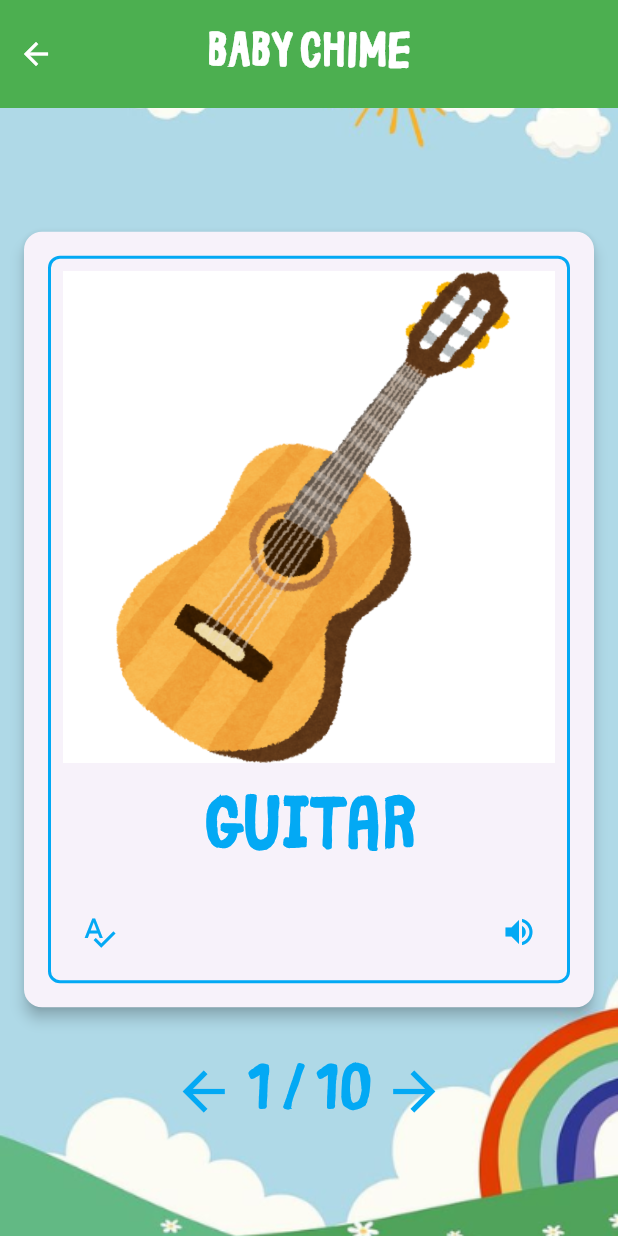
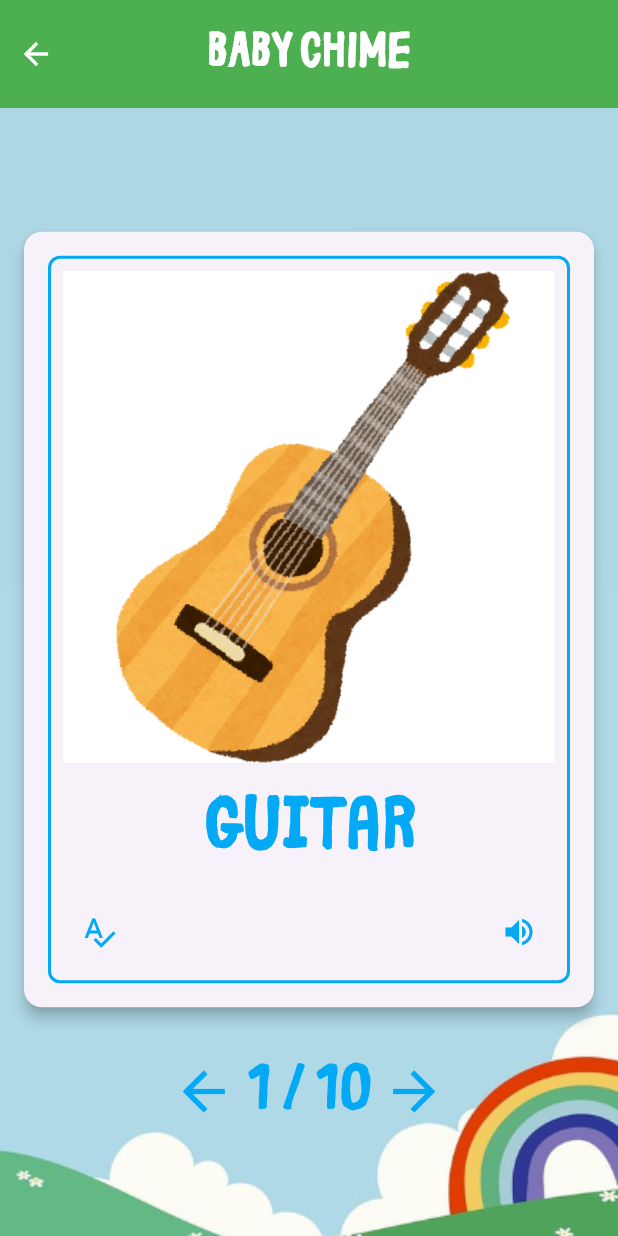
Before and after one commit to Lorlaaang/fap_group5, a Flutter app: the FlashcardsInstrumentsPage screen opened directly, on a phone screen of 412 x 824 dp. Run offline on Flutter 3.47's test engine with Material 3 defaults, Android fonts, the phone set to English and light mode, and no system bars; our stand-ins replace audioplayers.

Commit message:
flashcard bg and prompt update

```diff
--- a/lib/flashcards/flashcards_instruments.dart
+++ b/lib/flashcards/flashcards_instruments.dart
@@ -1,9 +1,14 @@
 import 'package:flutter/material.dart';
 import 'package:audioplayers/audioplayers.dart';
+import '../home_page.dart';
+import '../quiz/quiz_instruments.dart';
 
 class FlashcardsInstrumentsPage extends StatefulWidget {
+  const FlashcardsInstrumentsPage({super.key});
+
   @override
-  _FlashcardsInstrumentsPageState createState() => _FlashcardsInstrumentsPageState();
+  _FlashcardsInstrumentsPageState createState() =>
+      _FlashcardsInstrumentsPageState();
 }
 
 class _FlashcardsInstrumentsPageState extends State<FlashcardsInstrumentsPage> {
@@ -75,7 +80,10 @@ class _FlashcardsInstrumentsPageState extends State<FlashcardsInstrumentsPage> {
   @override
   void initState() {
     super.initState();
-    // Remove the previous method that doesn't exist
+    // Add post-frame callback to ensure context is available
+    WidgetsBinding.instance.addPostFrameCallback((_) {
+      _playSound(_instruments[_currentIndex]['sound']!);
+    });
   }
 
   void _playSound(String soundPath) async {
@@ -94,12 +102,11 @@ class _FlashcardsInstrumentsPageState extends State<FlashcardsInstrumentsPage> {
       _audioPlayer.onPlayerComplete.listen((event) {
         print('Audio playback completed');
       });
-
     } catch (e) {
       print('Error type: ${e.runtimeType}');
       print('Error details: $e');
       ScaffoldMessenger.of(context).showSnackBar(
-        SnackBar(
+        const SnackBar(
           content: Text('Unable to play audio'),
           duration: Duration(seconds: 2),
         ),
@@ -107,8 +114,50 @@ class _FlashcardsInstrumentsPageState extends State<FlashcardsInstrumentsPage> {
     }
   }
 
+  // Add this method to the _FlashcardsInstrumentsPageState class
+  void _showCompletionDialog() {
+    showDialog(
+      context: context,
+      barrierDismissible: false,
+      builder: (BuildContext context) {
+        return AlertDialog(
+          title: const Text('Congratulations!'),
+          content: const Text('Congratulations on learning all the instruments!'),
+          actions: [
+            TextButton(
+              child: const Text('Go to Home'),
+              onPressed: () {
+                Navigator.pushAndRemoveUntil(
+                  context,
+                  MaterialPageRoute(builder: (context) => HomePage()),
+                      (route) => false,
+                );
+              },
+            ),
+            TextButton(
+              child: const Text('Go to Quiz'),
+              onPressed: () {
+                Navigator.pushAndRemoveUntil(
+                  context,
+                  MaterialPageRoute(
+                      builder: (context) => const QuizInstrumentsPage()),
+                      (route) => false,
+                );
+              },
+            ),
+          ],
+        );
+      },
+    );
+  }
 
+// Update _nextCard() method
   void _nextCard() {
+    if (_currentIndex == _instruments.length - 1) {
+      _showCompletionDialog();
+      return;
+    }
+
     setState(() {
       _currentIndex = (_currentIndex + 1) % _instruments.length;
     });
@@ -118,7 +167,8 @@ class _FlashcardsInstrumentsPageState extends State<FlashcardsInstrumentsPage> {
 
   void _previousCard() {
     setState(() {
-      _currentIndex = (_currentIndex - 1 + _instruments.length) % _instruments.length;
+      _currentIndex =
+          (_currentIndex - 1 + _instruments.length) % _instruments.length;
     });
     // Optional: Automatically play sound when moving to previous card
     _playSound(_instruments[_currentIndex]['sound']!);
@@ -130,11 +180,11 @@ class _FlashcardsInstrumentsPageState extends State<FlashcardsInstrumentsPage> {
     super.dispose();
   }
 
-
   @override
   Widget build(BuildContext context) {
     final instrument = _instruments[_currentIndex];
-    final blueColor = Colors.lightBlue; // Adjust this color to match the desired blue
+    const blueColor =
+        Colors.lightBlue; // Adjust this color to match the desired blue
 
     return Scaffold(
       body: Stack(
@@ -143,9 +193,9 @@ class _FlashcardsInstrumentsPageState extends State<FlashcardsInstrumentsPage> {
           Container(
             width: double.infinity,
             height: double.infinity,
-            decoration: BoxDecoration(
+            decoration: const BoxDecoration(
               image: DecorationImage(
-                image: AssetImage('assets/images/background.png'),
+                image: AssetImage('assets/images/no_clouds_bg.png'),
                 fit: BoxFit.cover,
               ),
             ),
@@ -154,17 +204,17 @@ class _FlashcardsInstrumentsPageState extends State<FlashcardsInstrumentsPage> {
             children: [
               // Header with Back Button
               Container(
-                padding: EdgeInsets.symmetric(vertical: 12),
+                padding: const EdgeInsets.symmetric(vertical: 12),
                 color: Colors.green,
                 child: Row(
                   children: [
                     IconButton(
-                      icon: Icon(Icons.arrow_back, color: Colors.white),
+                      icon: const Icon(Icons.arrow_back, color: Colors.white),
                       onPressed: () {
                         Navigator.pop(context);
                       },
                     ),
-                    Expanded(
+                    const Expanded(
                       child: Center(
                         child: Text(
                           'BABY CHIME',
@@ -178,11 +228,11 @@ class _FlashcardsInstrumentsPageState extends State<FlashcardsInstrumentsPage> {
                       ),
                     ),
                     // Invisible icon button for symmetry
-                    SizedBox(width: 48),
+                    const SizedBox(width: 48),
                   ],
                 ),
               ),
-              SizedBox(height: 20),
+              const SizedBox(height: 20),
               Expanded(
                 child: Center(
                   child: Column(
@@ -198,18 +248,20 @@ class _FlashcardsInstrumentsPageState extends State<FlashcardsInstrumentsPage> {
                             children: [
                               Container(
                                 decoration: BoxDecoration(
-                                  border: Border.all(color: blueColor, width: 2),
+                                  border:
+                                  Border.all(color: blueColor, width: 2),
                                   borderRadius: BorderRadius.circular(8),
                                 ),
                                 child: Padding(
                                   padding: const EdgeInsets.all(8.0),
                                   child: Column(
                                     children: [
-                                      Image.asset(instrument['image']!), // Replace with your image path
+                                      Image.asset(instrument[
+                                      'image']!), // Replace with your image path
                                       const SizedBox(height: 10),
                                       Text(
                                         instrument['name']!,
-                                        style: TextStyle(
+                                        style: const TextStyle(
                                           fontSize: 48, // Increased font size
                                           fontWeight: FontWeight.bold,
                                           fontFamily: 'BikePark',
@@ -218,16 +270,20 @@ class _FlashcardsInstrumentsPageState extends State<FlashcardsInstrumentsPage> {
                                       ),
                                       const SizedBox(height: 10),
                                       Row(
-                                        mainAxisAlignment: MainAxisAlignment.spaceBetween,
+                                        mainAxisAlignment:
+                                        MainAxisAlignment.spaceBetween,
                                         children: [
                                           IconButton(
-                                            icon: Icon(Icons.spellcheck, color: blueColor),
+                                            icon: const Icon(Icons.spellcheck,
+                                                color: blueColor),
                                             onPressed: () {
-                                              _playSound(instrument['spelling']!);
+                                              _playSound(
+                                                  instrument['spelling']!);
                                             },
                                           ),
                                           IconButton(
-                                            icon: Icon(Icons.volume_up, color: blueColor),
+                                            icon: const Icon(Icons.volume_up,
+                                                color: blueColor),
                                             onPressed: () {
                                               _playSound(instrument['sound']!);
                                             },
@@ -247,12 +303,13 @@ class _FlashcardsInstrumentsPageState extends State<FlashcardsInstrumentsPage> {
                         mainAxisAlignment: MainAxisAlignment.center,
                         children: [
                           IconButton(
-                            icon: Icon(Icons.arrow_back, color: blueColor, size: 42),
+                            icon: const Icon(Icons.arrow_back,
+                                color: blueColor, size: 42),
                             onPressed: _previousCard,
                           ),
                           Text(
                             '${_currentIndex + 1} / ${_instruments.length}',
-                            style: TextStyle(
+                            style: const TextStyle(
                               fontSize: 42, // Increased font size
                               fontWeight: FontWeight.bold,
                               fontFamily: 'BikePark',
@@ -260,7 +317,8 @@ class _FlashcardsInstrumentsPageState extends State<FlashcardsInstrumentsPage> {
                             ),
                           ),
                           IconButton(
-                            icon: Icon(Icons.arrow_forward, color: blueColor, size: 42),
+                            icon: const Icon(Icons.arrow_forward,
+                                color: blueColor, size: 42),
                             onPressed: _nextCard,
                           ),
                         ],
```
Also changed, not shown: assets/images/no_clouds_bg.png (added).
